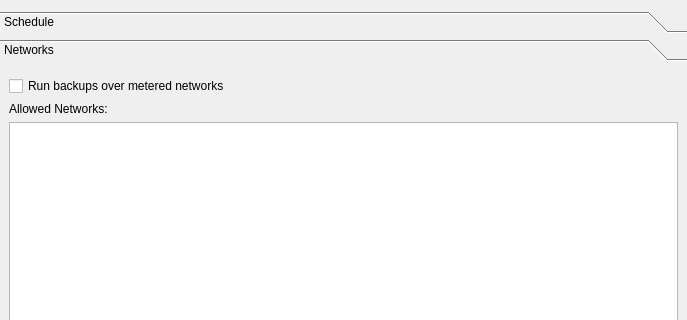
Before: the Qt Designer form src/vorta/assets/UI/scheduletab.ui in borgbase/vorta, drawn with Qt 5; both pictures show x 0 to 687 and y 0 to 320 of the 687 by 529 pixel window.
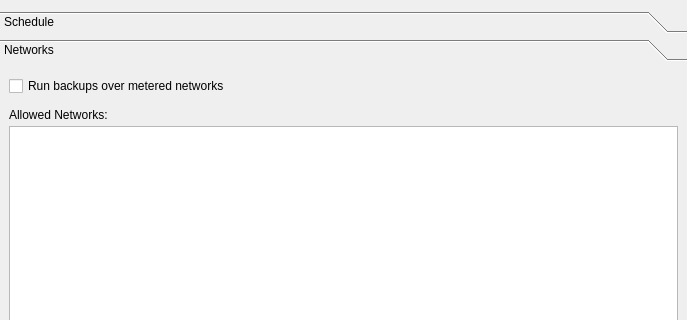
After: the same form once the commit is applied. The open tabs and pages were chosen to show the change.

Commit message:
Fix labels and spacing in `scheduletab`.
* src/vorta/assets/UI/scheduletab.ui

Patch:
```diff
--- a/src/vorta/assets/UI/scheduletab.ui
+++ b/src/vorta/assets/UI/scheduletab.ui
@@ -508,15 +508,23 @@
        <rect>
         <x>0</x>
         <y>0</y>
-        <width>264</width>
-        <height>157</height>
+        <width>687</width>
+        <height>367</height>
        </rect>
       </property>
       <attribute name="label">
        <string>Networks</string>
       </attribute>
       <layout class="QGridLayout" name="gridLayout_2">
+       <property name="verticalSpacing">
+        <number>12</number>
+       </property>
        <item row="1" column="0">
+        <layout class="QVBoxLayout" name="verticalLayout_8">
+         <property name="spacing">
+          <number>4</number>
+         </property>
+         <item>
         <widget class="QLabel" name="wifiListLabel">
          <property name="enabled">
           <bool>true</bool>
@@ -526,17 +534,7 @@
          </property>
         </widget>
        </item>
-       <item row="0" column="0">
-        <widget class="QCheckBox" name="meteredNetworksCheckBox">
-         <property name="text">
-          <string>Run backups over metered networks</string>
-         </property>
-         <property name="tristate">
-          <bool>false</bool>
-         </property>
-        </widget>
-       </item>
-       <item row="2" column="0">
+         <item>
         <widget class="QListWidget" name="wifiListWidget">
          <property name="sizePolicy">
           <sizepolicy hsizetype="Expanding" vsizetype="Expanding">
@@ -546,18 +544,17 @@
          </property>
         </widget>
        </item>
-       <item row="3" column="0">
-        <spacer name="verticalSpacer_3">
-         <property name="orientation">
-          <enum>Qt::Vertical</enum>
+        </layout>
+       </item>
+       <item row="0" column="0">
+        <widget class="QCheckBox" name="meteredNetworksCheckBox">
+         <property name="text">
+          <string>Run backups over metered networks</string>
          </property>
-         <property name="sizeHint" stdset="0">
-          <size>
-           <width>20</width>
-           <height>0</height>
-          </size>
+         <property name="tristate">
+          <bool>false</bool>
          </property>
-        </spacer>
+        </widget>
        </item>
       </layout>
      </widget>
```
Left out of the diff: 14 changed lines with no effect on the pictures. Lines whose indentation alone changed are shown as unchanged.
